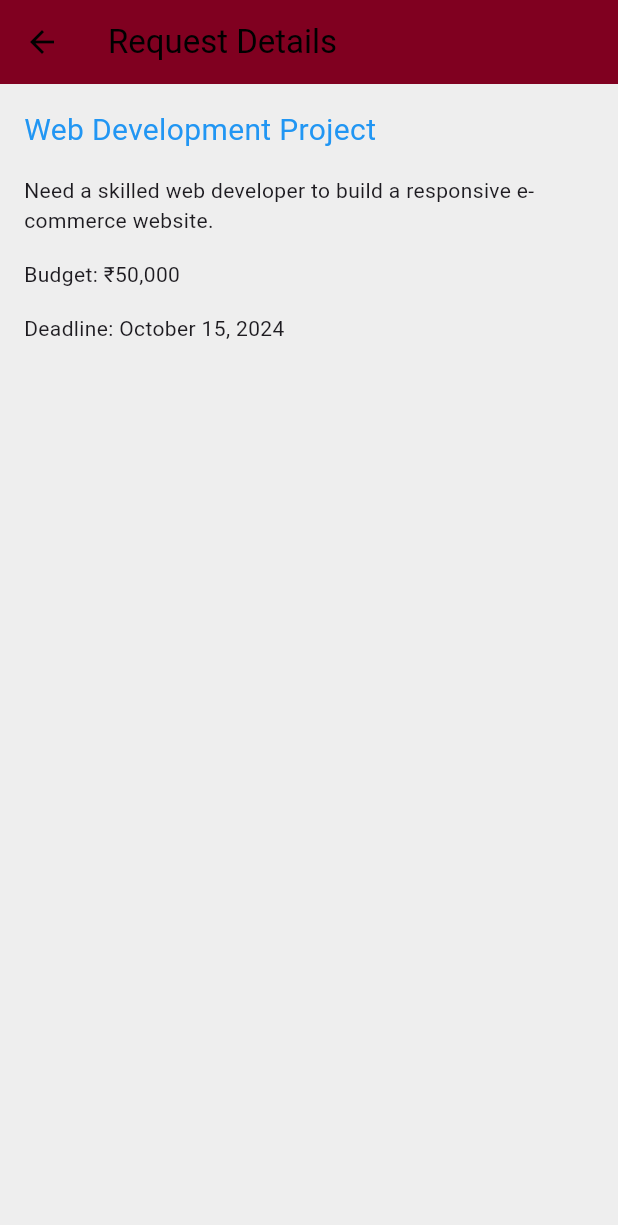
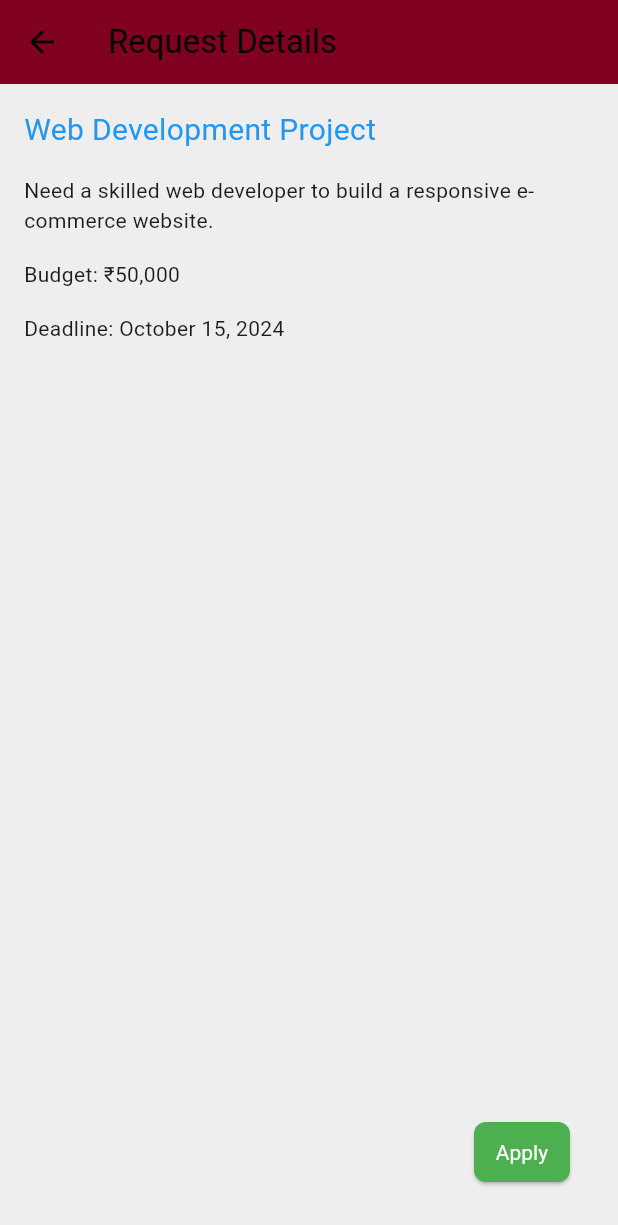
Before and after one commit to Felixsabu/campus_roots, a Flutter app: the FreelancingRequestsPage screen opened directly, after a tap on "Web Development Project", on a phone screen of 412 x 824 dp. Shown: the top 1225 px of the screen. Run offline on Flutter 3.47's test engine with Material 3 defaults, Android fonts, the phone set to English and light mode, and no system bars; our stand-ins replace google_fonts.

Commit message:
final commit

```diff
--- a/lib/companies.dart
+++ b/lib/companies.dart
@@ -61,6 +61,7 @@ class SoftwareCompaniesPage extends StatelessWidget {
     ];
 
     return Scaffold(
+
       appBar: AppBar(
         title: const Text('Software Companies'),
         foregroundColor: Colors.black,
@@ -224,7 +225,7 @@ class CompanyDetailsPage extends StatelessWidget {
                             ),
                           );
                         },
-                        child: const Text('Free Chat'),
+                        child: const Text('Chat'),
                       ),
                     ],
                   ),
--- a/lib/directory.dart
+++ b/lib/directory.dart
@@ -46,21 +46,21 @@ class AlumniDirectoryPage extends StatefulWidget {
 
 class _AlumniDirectoryPageState extends State<AlumniDirectoryPage> {
   String? selectedFilter;
-  final List<String> filters = ['All', 'CS', 'EC', 'EEE','ME','CE'];
+  final List<String> filters = ['All', 'CS', 'EC', 'EEE', 'ME', 'CE'];
 
   @override
   Widget build(BuildContext context) {
     return Scaffold(
       appBar: AppBar(
         title: Text('Alumni Directory'),
-        backgroundColor: Colors.deepPurpleAccent,
+        backgroundColor: Colors.white,
         leading: IconButton(
           icon: const Icon(Icons.arrow_back), // Back arrow icon
           onPressed: () {
             Navigator.push(
               context,
               MaterialPageRoute(
-                builder: (context) => CampusRootsApp(),
+                builder: (context) => CampusRootsApp(name: ''),
                 maintainState: true,
               ),
             ); // Navigate back to the previous page
--- a/lib/disc.dart
+++ b/lib/disc.dart
@@ -48,7 +48,7 @@ class TopicSelectionScreen extends StatelessWidget {
             Navigator.push(
               context,
               MaterialPageRoute(
-                builder: (context) => CampusRootsApp(),
+                builder: (context) => CampusRootsApp(name:''),
                 maintainState: true,
               ),
             ); // Navigate back to the previous page
--- a/lib/freelancing.dart
+++ b/lib/freelancing.dart
@@ -6,7 +6,6 @@ class FreelancingRequestsPage extends StatelessWidget {
   @override
   Widget build(BuildContext context) {
     final requests = [
-      // Replace this with your actual request data
       {
         'title': 'Web Development Project',
         'description': 'Need a skilled web developer to build a responsive e-commerce website.',
@@ -49,7 +48,6 @@ class FreelancingRequestsPage extends StatelessWidget {
         'budget': '₹70,000',
         'deadline': 'April 30, 2025',
       },
-      // Add more requests here
     ];
 
     return Scaffold(
@@ -70,7 +68,10 @@ class FreelancingRequestsPage extends StatelessWidget {
           itemBuilder: (context, index) {
             final request = requests[index];
             return Card(
-              child: InkWell(
+              margin: const EdgeInsets.symmetric(vertical: 8.0, horizontal: 16.0),
+              child: Stack(
+                children: [
+                  InkWell(
                     onTap: () {
                       Navigator.push(
                         context,
@@ -80,7 +81,7 @@ class FreelancingRequestsPage extends StatelessWidget {
                       );
                     },
                     child: ListTile(
-                  title: Text(request['title']!,style: TextStyle(color: Colors.blue),),
+                      title: Text(request['title']!, style: TextStyle(color: Colors.blue)),
                       subtitle: Column(
                         crossAxisAlignment: CrossAxisAlignment.start,
                         children: [
@@ -90,6 +91,8 @@ class FreelancingRequestsPage extends StatelessWidget {
                         ],
                       ),
                     ),
+                  ),
+                ],
               ),
             );
           },
@@ -113,10 +116,12 @@ class RequestDetailsPage extends StatelessWidget {
       ),
       body: Padding(
         padding: const EdgeInsets.all(16.0),
-        child: Column(
+        child: Stack(
+          children: [
+            Column(
               crossAxisAlignment: CrossAxisAlignment.start,
               children: [
-            Text(request['title'], style: const TextStyle(fontSize: 20,color: Colors.blue)),
+                Text(request['title'], style: const TextStyle(fontSize: 20, color: Colors.blue)),
                 const SizedBox(height: 16),
                 Text(request['description']),
                 const SizedBox(height: 16),
@@ -125,6 +130,50 @@ class RequestDetailsPage extends StatelessWidget {
                 Text('Deadline: ${request['deadline']}'),
               ],
             ),
+            Positioned(
+              bottom: 16,
+              right: 16,
+              child: ElevatedButton(
+                onPressed: () {
+                  showDialog(
+                    context: context,
+                    builder: (context) => AlertDialog(
+                      title: const Text('Apply'),
+                      content: Text('Are you sure you want to apply for "${request['title']}"?'),
+                      actions: [
+                        TextButton(
+                          onPressed: () {
+                            Navigator.pop(context);
+                          },
+                          child: const Text('Cancel'),
+                        ),
+                        TextButton(
+                          onPressed: () {
+                            // Handle the application action here
+                            Navigator.pop(context);
+                            ScaffoldMessenger.of(context).showSnackBar(
+                              SnackBar(
+                                content: Text('Applied for "${request['title']}" successfully!'),
+                              ),
+                            );
+                          },
+                          child: const Text('Apply'),
+                        ),
+                      ],
+                    ),
+                  );
+                },
+                child: const Text('Apply'),
+                style: ElevatedButton.styleFrom(
+                  foregroundColor: Colors.white, backgroundColor: Colors.green, padding: const EdgeInsets.symmetric(horizontal: 8.0, vertical: 4.0),
+                  shape: RoundedRectangleBorder(
+                    borderRadius: BorderRadius.circular(8.0),
+                  ),
+                ),
+              ),
+            ),
+          ],
+        ),
       ),
     );
   }
--- a/lib/main.dart
+++ b/lib/main.dart
@@ -15,6 +15,7 @@ class MyApp extends StatelessWidget {
   @override
   Widget build(BuildContext context) {
     return MaterialApp(
+      debugShowCheckedModeBanner: false,
       theme: ThemeData(
         primaryColor: const Color(0xFF800020), // Burgundy
         hintColor: const Color(0xFFB8860B), // Deep Mustard (Dark Gold)
```
Also changed, not shown: lib/home.dart (+11 -6 lines), lib/loginPage.dart (+7 -13 lines), 6 other files. Lines whose indentation alone changed are shown as unchanged.
